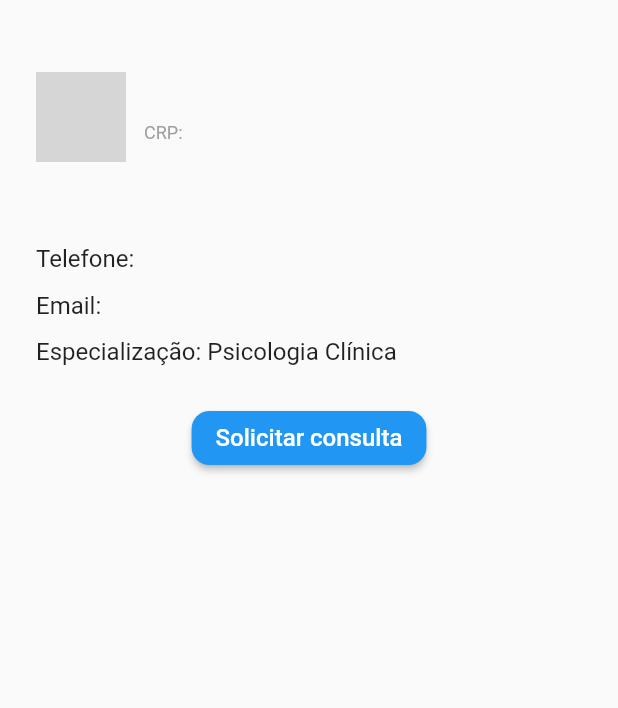
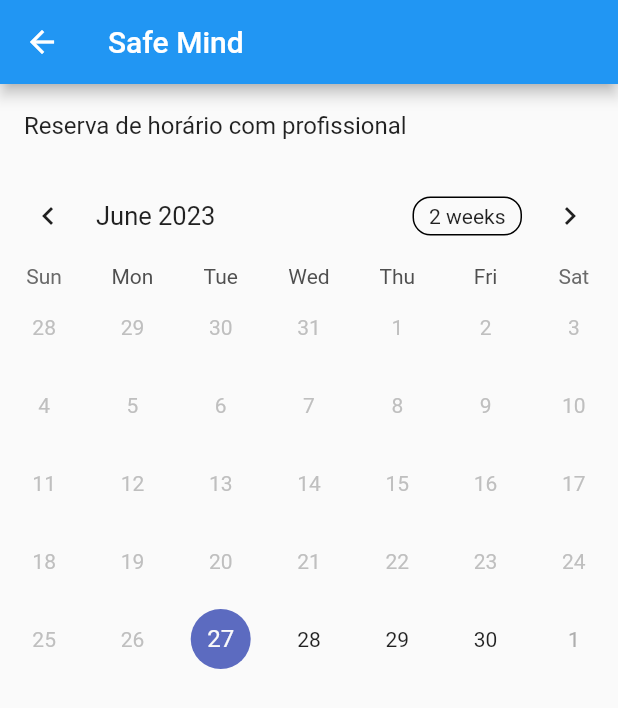
Before and after one commit to deividafonso281/saude_mental, a Flutter app: the PsyDetailsScreen screen opened by its route, after a tap on "Solicitar consulta", on a phone screen of 412 x 824 dp. Shown: the top 708 px of the screen. Run offline on Flutter 3.47's test engine with Material 2 defaults, Android fonts, the phone set to English and light mode, and no system bars; drawn by our look-alikes of table_calendar; our stand-ins replace cloud_firestore, firebase_auth, firebase_core, image_picker; missing offline and left inert: search_cep; accounts and stored records are empty; network calls fail; grey boxes are pictures that could not be loaded.

Commit message:
Passing database data to reservation screen

```diff
--- a/frontend/lib/main.dart
+++ b/frontend/lib/main.dart
@@ -4,11 +4,14 @@ import 'package:frontend/providers/geo_services/coordinates_service.dart';
 import 'package:provider/provider.dart';
 import 'app_builder.dart';
 import 'package:flutter/material.dart';
+import 'firebase_options.dart';
 import 'package:search_cep/search_cep.dart';
 
 void main() async {
   WidgetsFlutterBinding.ensureInitialized();
-  await Firebase.initializeApp();
+  await Firebase.initializeApp(
+    options: DefaultFirebaseOptions.currentPlatform,
+  );
 
   runApp(
     /*
--- a/frontend/lib/models/especialist_model.dart
+++ b/frontend/lib/models/especialist_model.dart
@@ -16,6 +16,7 @@ class EspecialistModelConverter implements MapConverter<EspecialistModel> {
       latitude: json["latitude"],
       longitude: json["longitude"],
       address: json["address"],
+      agenda: json["agenda"],
     );
   }
 
@@ -33,6 +34,7 @@ class EspecialistModelConverter implements MapConverter<EspecialistModel> {
       "longitude": model.longitude,
       "especialization": model.especialization.toShortString(),
       "address": model.address,
+      "agenda": model.toString(),
     };
   }
 }
@@ -54,6 +56,7 @@ class EspecialistModel extends UserModel {
     required super.latitude,
     required super.longitude,
     required super.address,
+    required super.agenda,
   });
 }
 
--- a/frontend/lib/screens/auth/register/register_screen.dart
+++ b/frontend/lib/screens/auth/register/register_screen.dart
@@ -377,6 +377,7 @@ class CadastroTerapeutaState extends State<CadastroTerapeuta> {
                                       latitude: coordinates["latitude"] ?? 0,
                                       longitude: coordinates["longitude"] ?? 0,
                                       address: _getPostmonCepInfoString(),
+                                      agenda: List.generate(32, (i)=>[]).toString()
                                     ));
                                   } else {
                                     final firestoreDao =
@@ -395,6 +396,7 @@ class CadastroTerapeutaState extends State<CadastroTerapeuta> {
                                       latitude: coordinates["latitude"] ?? 0,
                                       longitude: coordinates["longitude"] ?? 0,
                                       address: _getPostmonCepInfoString(),
+                                      agenda: List.generate(32, (i)=>'14:30').toString(),
                                     ));
                                   }
                                 }
--- a/frontend/lib/screens/schedule/psychologist_details_screen.dart
+++ b/frontend/lib/screens/schedule/psychologist_details_screen.dart
@@ -1,4 +1,6 @@
 import 'package:flutter/material.dart';
+import 'package:frontend/screens/search/reservation_arguments.dart';
+import 'package:frontend/utils/router.dart';
 import 'package:url_launcher/url_launcher.dart';
 
 class PsyDetailsScreen extends StatefulWidget {
@@ -11,6 +13,7 @@ class PsyDetailsScreen extends StatefulWidget {
   final String id;
   final num latitude;
   final num longitude;
+  final String agenda;
 
    PsyDetailsScreen({
     Key? key,
@@ -23,6 +26,7 @@ class PsyDetailsScreen extends StatefulWidget {
     required this.id,
     required this.latitude,
     required this.longitude,
+     required this.agenda,
   }) : super(key: key);
 
   @override
@@ -100,10 +104,20 @@ class PsyDetailsScreenState extends State<PsyDetailsScreen> {
                 style: TextStyle(fontSize: 16),
               ),
               const SizedBox(height: 24),
-              Center(
-                child: ElevatedButton(
+              Row(
+                mainAxisAlignment: MainAxisAlignment.spaceAround,
+                children: [
+                  ElevatedButton(
                   onPressed: () {
-                    _launchWhatsApp('55${widget.phoneNumber}');
+                    Navigator.pushNamed(
+                      context,
+                      Routes.reservation_screen,
+                      arguments: ReservationArguments(
+                        widget.fullName,
+                        widget.id,
+                          widget.agenda,
+                      ),
+                    );
                   },
                   style: ElevatedButton.styleFrom(
                     shape: RoundedRectangleBorder(
@@ -115,6 +129,21 @@ class PsyDetailsScreenState extends State<PsyDetailsScreen> {
                     style: TextStyle(fontSize: 16),
                   ),
                 ),
+                  ElevatedButton(
+                    onPressed: () {
+                      _launchWhatsApp('55${widget.phoneNumber}');
+                    },
+                    style: ElevatedButton.styleFrom(
+                      shape: RoundedRectangleBorder(
+                        borderRadius: BorderRadius.circular(12),
+                      ),
+                    ),
+                    child: const Text(
+                      'Entrar em contato pelo WhatsApp',
+                      style: TextStyle(fontSize: 16),
+                    ),
+                  ),
+                ]
               ),
             ],
           ),
--- a/frontend/lib/screens/search/psychologist_card.dart
+++ b/frontend/lib/screens/search/psychologist_card.dart
@@ -11,6 +11,7 @@ class MyCard extends StatelessWidget {
   final String id;
   final num latitude;
   final num longitude;
+  final String agenda;
 
   const MyCard({
     Key? key,
@@ -23,6 +24,7 @@ class MyCard extends StatelessWidget {
     required this.id,
     required this.latitude,
     required this.longitude,
+    required this.agenda,
   }) : super(key: key);
 
   @override
@@ -42,6 +44,7 @@ class MyCard extends StatelessWidget {
               id: id,
               longitude: longitude,
               latitude: latitude,
+              agenda: agenda,
             ),
           ),
         );
--- a/frontend/lib/screens/search/psychologists_list.dart
+++ b/frontend/lib/screens/search/psychologists_list.dart
@@ -50,6 +50,7 @@ class CardListState extends State<CardList> {
             String id = item.id;
             num latitude = item.latitude;
             num longitude = item.longitude;
+            String agenda = item.agenda;
             cardList.add(
               MyCard(image: image,
                   fullName: fullName,
@@ -60,6 +61,7 @@ class CardListState extends State<CardList> {
                   id: id,
                   longitude: longitude,
                   latitude: latitude,
+                agenda: agenda,
               ),
             );
           }
--- a/frontend/lib/screens/search/reservation.dart
+++ b/frontend/lib/screens/search/reservation.dart
@@ -1,8 +1,9 @@
 import 'package:flutter/material.dart';
+import 'package:frontend/screens/search/reservation_arguments.dart';
 import 'package:table_calendar/table_calendar.dart';
 
-class Agendamento extends StatefulWidget {
-  const Agendamento({super.key});
+class ReservationScreen extends StatefulWidget {
+  const ReservationScreen({super.key});
 
   // This widget is the home page of your application. It is stateful, meaning
   // that it has a State object (defined below) that contains fields that affect
@@ -14,10 +15,10 @@ class Agendamento extends StatefulWidget {
   // always marked "final".
 
   @override
-  State<Agendamento> createState() => AgendamentoState();
+  State<ReservationScreen> createState() => ReservationScreenState();
 }
 
-class AgendamentoState extends State<Agendamento> {
+class ReservationScreenState extends State<ReservationScreen> {
   DateTime? _selectedDay = DateTime.now();
   DateTime? _focusedDay = DateTime.now();
   List<String> _possiblyChosen= [];
@@ -91,6 +92,8 @@ class AgendamentoState extends State<Agendamento> {
   @override
   Widget build(BuildContext context) {
 
+    final args = ModalRoute.of(context)!.settings.arguments as ReservationArguments;
+
     return Scaffold(
       appBar: AppBar(
         // Here we take the value from the MyHomePage object that was created by
@@ -101,6 +104,7 @@ class AgendamentoState extends State<Agendamento> {
       SingleChildScrollView(
         child: Column(
           children: <Widget>[
+            ListTile(title: Text("Reserva de horário com profissional ${args.fullName}"),),
             TableCalendar(
               focusedDay: _focusedDay!,
               firstDay: DateTime.now(),
--- /dev/null
+++ b/frontend/lib/screens/search/reservation_arguments.dart
@@ -0,0 +1,7 @@
+class ReservationArguments {
+  final String fullName;
+  final String id;
+  final String agenda;
+
+  ReservationArguments(this.fullName, this.id, this.agenda);
+}
--- a/frontend/lib/utils/router.dart
+++ b/frontend/lib/utils/router.dart
@@ -3,6 +3,7 @@ import 'package:frontend/screens/auth/register/intermediete_register_screen.dart
 import 'package:frontend/screens/auth/login_screen.dart';
 import 'package:frontend/screens/search/search_screen.dart';
 import 'package:frontend/screens/schedule/psychologist_details_screen.dart';
+import 'package:frontend/screens/search/reservation.dart';
 
 import '../screens/auth/register/register_screen.dart';
 
@@ -16,6 +17,7 @@ class Routes {
       "intermediete_register_screen";
   static const String search_screen = "search_screen";
   static const String psychologist_details_screen = "psychologist_details_screen";
+  static const String reservation_screen = "reservation_screen";
 
   static final routes = <String, WidgetBuilder>{
     login_screen: (BuildContext context) => const LoginScreen(),
@@ -32,6 +34,8 @@ class Routes {
         email: '',
         id: '',
         longitude: 0,
-        latitude: 0,),
+        latitude: 0,
+        agenda: '',),
+    reservation_screen: (BuildContext context) => const ReservationScreen(),
   };
 }
```
Also changed, not shown: frontend/lib/models/user_model.dart (+10 -1 lines).
